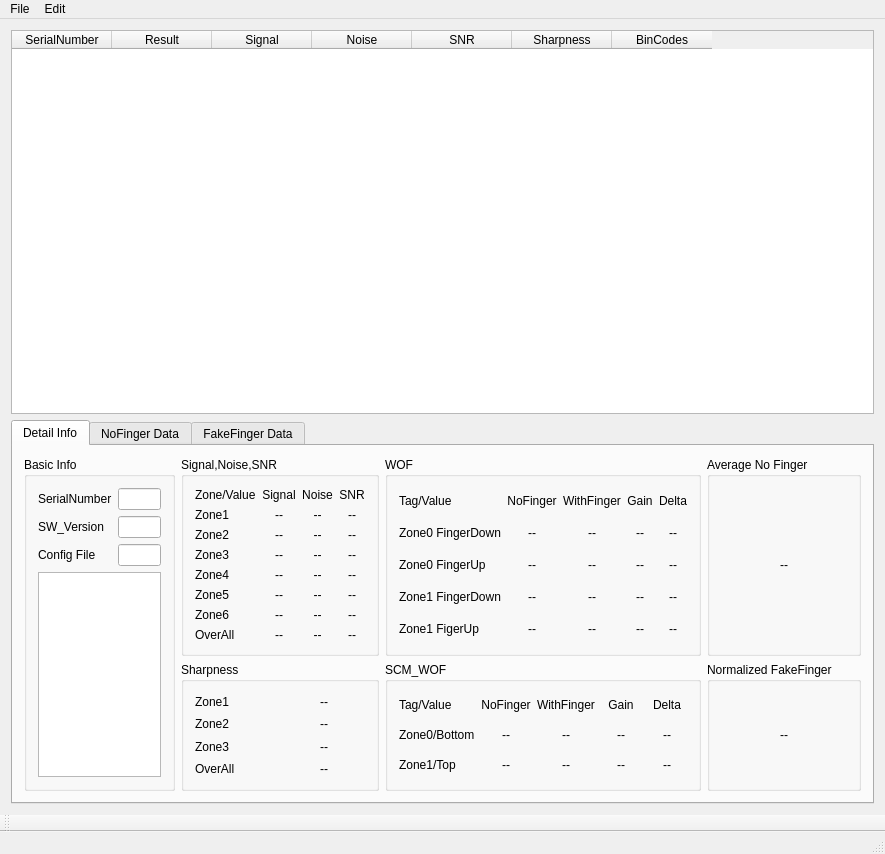
First picture: the form in Yangpu/yangpu.ui, repository fanmuzhi/yangpu, before the edit.
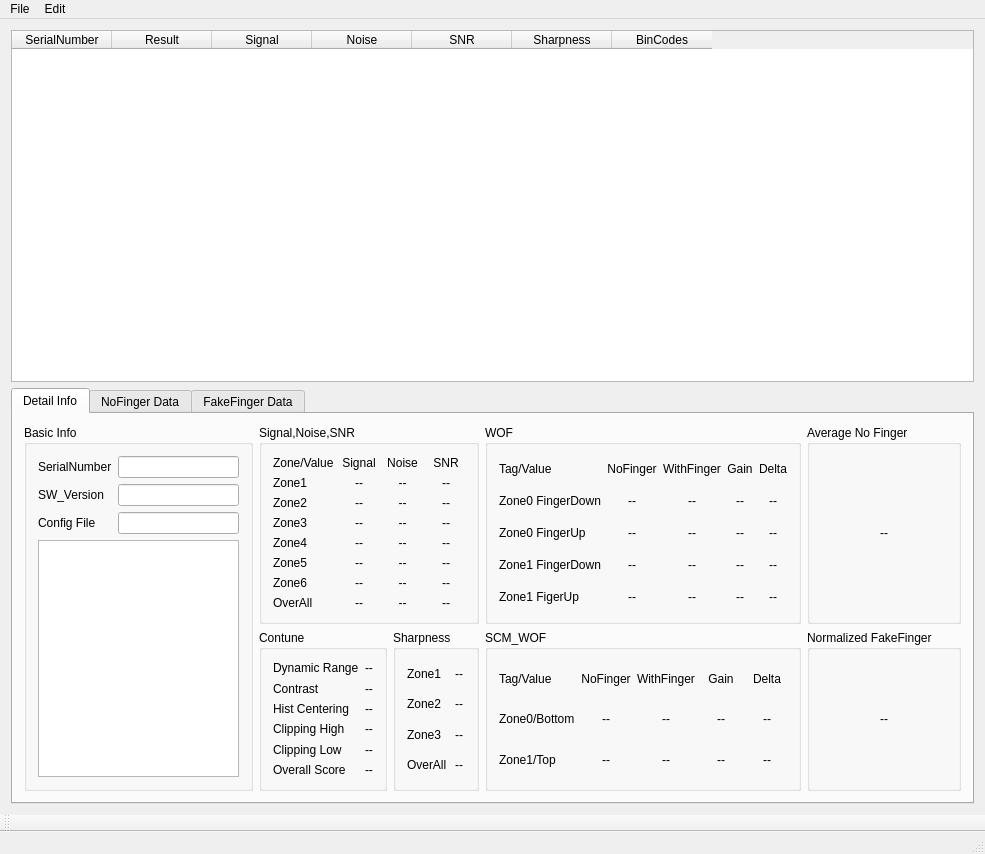
Second picture: the form after the edit.

Commit message: add contune method(by dll)

The edit to the form file:
```diff
--- a/Yangpu/yangpu.ui
+++ b/Yangpu/yangpu.ui
@@ -6,7 +6,7 @@
    <rect>
     <x>0</x>
     <y>0</y>
-    <width>885</width>
+    <width>985</width>
     <height>854</height>
    </rect>
   </property>
@@ -63,7 +63,7 @@
        <attribute name="title">
         <string>Detail Info</string>
        </attribute>
-       <layout class="QGridLayout" name="gridLayout_5">
+       <layout class="QGridLayout" name="gridLayout_3">
         <item row="0" column="0" rowspan="2">
          <widget class="QGroupBox" name="BasicInfoGroupBox">
           <property name="title">
@@ -445,252 +445,6 @@
           </layout>
          </widget>
         </item>
-        <item row="1" column="1">
-         <widget class="QGroupBox" name="SharpnessGroupBox">
-          <property name="title">
-           <string>Sharpness</string>
-          </property>
-          <layout class="QGridLayout" name="gridLayout_3">
-           <item row="0" column="0">
-            <widget class="QLabel" name="SharpnesZone1Label">
-             <property name="text">
-              <string>Zone1</string>
-             </property>
-            </widget>
-           </item>
-           <item row="0" column="1">
-            <widget class="QLabel" name="SharpnesZone1ValueLabel">
-             <property name="text">
-              <string>--</string>
-             </property>
-             <property name="alignment">
-              <set>Qt::AlignCenter</set>
-             </property>
-            </widget>
-           </item>
-           <item row="1" column="0">
-            <widget class="QLabel" name="SharpnesZone2Label">
-             <property name="text">
-              <string>Zone2</string>
-             </property>
-            </widget>
-           </item>
-           <item row="1" column="1">
-            <widget class="QLabel" name="SharpnesZone2ValueLabel">
-             <property name="text">
-              <string>--</string>
-             </property>
-             <property name="alignment">
-              <set>Qt::AlignCenter</set>
-             </property>
-            </widget>
-           </item>
-           <item row="2" column="0">
-            <widget class="QLabel" name="SharpnesZone3Label">
-             <property name="text">
-              <string>Zone3</string>
-             </property>
-            </widget>
-           </item>
-           <item row="2" column="1">
-            <widget class="QLabel" name="SharpnesZone3ValueLabel">
-             <property name="text">
-              <string>--</string>
-             </property>
-             <property name="alignment">
-              <set>Qt::AlignCenter</set>
-             </property>
-            </widget>
-           </item>
-           <item row="3" column="0">
-            <widget class="QLabel" name="SharpnesOverAllLabel">
-             <property name="text">
-              <string>OverAll</string>
-             </property>
-            </widget>
-           </item>
-           <item row="3" column="1">
-            <widget class="QLabel" name="SharpnesOverAllValueLabel">
-             <property name="text">
-              <string>--</string>
-             </property>
-             <property name="alignment">
-              <set>Qt::AlignCenter</set>
-             </property>
-            </widget>
-           </item>
-          </layout>
-         </widget>
-        </item>
-        <item row="1" column="2">
-         <widget class="QGroupBox" name="SCMWOFGroupBox">
-          <property name="title">
-           <string>SCM_WOF</string>
-          </property>
-          <layout class="QGridLayout" name="gridLayout_8">
-           <item row="0" column="0">
-            <widget class="QLabel" name="SCMWOFLabel">
-             <property name="text">
-              <string>Tag/Value</string>
-             </property>
-            </widget>
-           </item>
-           <item row="0" column="1">
-            <widget class="QLabel" name="SCMWOFNoFingerLabel">
-             <property name="text">
-              <string>NoFinger</string>
-             </property>
-             <property name="alignment">
-              <set>Qt::AlignCenter</set>
-             </property>
-            </widget>
-           </item>
-           <item row="0" column="2">
-            <widget class="QLabel" name="SCMWOFWithFingerLabel">
-             <property name="text">
-              <string>WithFinger</string>
-             </property>
-             <property name="alignment">
-              <set>Qt::AlignCenter</set>
-             </property>
-            </widget>
-           </item>
-           <item row="0" column="3">
-            <widget class="QLabel" name="SCMWOFGainLabel">
-             <property name="text">
-              <string>Gain</string>
-             </property>
-             <property name="alignment">
-              <set>Qt::AlignCenter</set>
-             </property>
-            </widget>
-           </item>
-           <item row="0" column="4">
-            <widget class="QLabel" name="SCMWOFDeltaLabel">
-             <property name="text">
-              <string>Delta</string>
-             </property>
-             <property name="alignment">
-              <set>Qt::AlignCenter</set>
-             </property>
-            </widget>
-           </item>
-           <item row="1" column="0">
-            <widget class="QLabel" name="SCMWOFZone0Label">
-             <property name="text">
-              <string>Zone0/Bottom</string>
-             </property>
-            </widget>
-           </item>
-           <item row="2" column="0">
-            <widget class="QLabel" name="SCMWOFZone1Label">
-             <property name="text">
-              <string>Zone1/Top</string>
-             </property>
-            </widget>
-           </item>
-           <item row="1" column="1">
-            <widget class="QLabel" name="SCMWOFZone0NoFingerLabel">
-             <property name="text">
-              <string>--</string>
-             </property>
-             <property name="alignment">
-              <set>Qt::AlignCenter</set>
-             </property>
-            </widget>
-           </item>
-           <item row="1" column="2">
-            <widget class="QLabel" name="SCMWOFZone0WithFingerLabel">
-             <property name="text">
-              <string>--</string>
-             </property>
-             <property name="alignment">
-              <set>Qt::AlignCenter</set>
-             </property>
-            </widget>
-           </item>
-           <item row="1" column="3">
-            <widget class="QLabel" name="SCMWOFZone0GainLabel">
-             <property name="text">
-              <string>--</string>
-             </property>
-             <property name="alignment">
-              <set>Qt::AlignCenter</set>
-             </property>
-            </widget>
-           </item>
-           <item row="1" column="4">
-            <widget class="QLabel" name="SCMWOFZone0DeltaLabel">
-             <property name="text">
-              <string>--</string>
-             </property>
-             <property name="alignment">
-              <set>Qt::AlignCenter</set>
-             </property>
-            </widget>
-           </item>
-           <item row="2" column="1">
-            <widget class="QLabel" name="SCMWOFZone1NoFingerLabel">
-             <property name="text">
-              <string>--</string>
-             </property>
-             <property name="alignment">
-              <set>Qt::AlignCenter</set>
-             </property>
-            </widget>
-           </item>
-           <item row="2" column="2">
-            <widget class="QLabel" name="SCMWOFZone1WithFingerLabel">
-             <property name="text">
-              <string>--</string>
-             </property>
-             <property name="alignment">
-              <set>Qt::AlignCenter</set>
-             </property>
-            </widget>
-           </item>
-           <item row="2" column="3">
-            <widget class="QLabel" name="SCMWOFZone1GainLabel">
-             <property name="text">
-              <string>--</string>
-             </property>
-             <property name="alignment">
-              <set>Qt::AlignCenter</set>
-             </property>
-            </widget>
-           </item>
-           <item row="2" column="4">
-            <widget class="QLabel" name="SCMWOFZone1DeltaLabel">
-             <property name="text">
-              <string>--</string>
-             </property>
-             <property name="alignment">
-              <set>Qt::AlignCenter</set>
-             </property>
-            </widget>
-           </item>
-          </layout>
-         </widget>
-        </item>
-        <item row="1" column="3" colspan="2">
-         <widget class="QGroupBox" name="FakeFingerGroupBox">
-          <property name="title">
-           <string>Normalized FakeFinger</string>
-          </property>
-          <layout class="QGridLayout" name="gridLayout_7">
-           <item row="0" column="0">
-            <widget class="QLabel" name="FakeFingerLabel">
-             <property name="text">
-              <string>--</string>
-             </property>
-             <property name="alignment">
-              <set>Qt::AlignCenter</set>
-             </property>
-            </widget>
-           </item>
-          </layout>
-         </widget>
-        </item>
         <item row="0" column="2">
          <widget class="QGroupBox" name="WOFGroupBox">
           <property name="title">
@@ -935,7 +689,7 @@
           </layout>
          </widget>
         </item>
-        <item row="0" column="3" colspan="2">
+        <item row="0" column="3">
          <widget class="QGroupBox" name="NoFingerGroupBox">
           <property name="title">
            <string>Average No Finger</string>
@@ -954,6 +708,357 @@
           </layout>
          </widget>
         </item>
+        <item row="1" column="1">
+         <layout class="QHBoxLayout" name="horizontalLayout_2">
+          <item>
+           <widget class="QGroupBox" name="ContuneroupBox">
+            <property name="title">
+             <string>Contune</string>
+            </property>
+            <layout class="QHBoxLayout" name="horizontalLayout_3">
+             <item>
+              <layout class="QVBoxLayout" name="verticalLayout_6">
+               <item>
+                <widget class="QLabel" name="DynamicRangeLabel">
+                 <property name="text">
+                  <string>Dynamic Range</string>
+                 </property>
+                </widget>
+               </item>
+               <item>
+                <widget class="QLabel" name="ContrastLabel">
+                 <property name="text">
+                  <string>Contrast</string>
+                 </property>
+                </widget>
+               </item>
+               <item>
+                <widget class="QLabel" name="HistCenteringLabel">
+                 <property name="text">
+                  <string>Hist Centering</string>
+                 </property>
+                </widget>
+               </item>
+               <item>
+                <widget class="QLabel" name="ClippingHighLabel">
+                 <property name="text">
+                  <string>Clipping High</string>
+                 </property>
+                </widget>
+               </item>
+               <item>
+                <widget class="QLabel" name="ClippingLowLabel">
+                 <property name="text">
+                  <string>Clipping Low</string>
+                 </property>
+                </widget>
+               </item>
+               <item>
+                <widget class="QLabel" name="OverallScoreLabel">
+                 <property name="text">
+                  <string>Overall Score</string>
+                 </property>
+                </widget>
+               </item>
+              </layout>
+             </item>
+             <item>
+              <layout class="QVBoxLayout" name="verticalLayout_5">
+               <item>
+                <widget class="QLabel" name="DynamicRangeValueLabel">
+                 <property name="text">
+                  <string>--</string>
+                 </property>
+                </widget>
+               </item>
+               <item>
+                <widget class="QLabel" name="ContrastValueLabel">
+                 <property name="text">
+                  <string>--</string>
+                 </property>
+                </widget>
+               </item>
+               <item>
+                <widget class="QLabel" name="HistCenteringValueLabel">
+                 <property name="text">
+                  <string>--</string>
+                 </property>
+                </widget>
+               </item>
+               <item>
+                <widget class="QLabel" name="ClippingHighValueLabel">
+                 <property name="text">
+                  <string>--</string>
+                 </property>
+                </widget>
+               </item>
+               <item>
+                <widget class="QLabel" name="ClippingLowValueLabel">
+                 <property name="text">
+                  <string>--</string>
+                 </property>
+                </widget>
+               </item>
+               <item>
+                <widget class="QLabel" name="OverallScoreValueLabel">
+                 <property name="text">
+                  <string>--</string>
+                 </property>
+                </widget>
+               </item>
+              </layout>
+             </item>
+            </layout>
+           </widget>
+          </item>
+          <item>
+           <widget class="QGroupBox" name="SharpnessGroupBox">
+            <property name="title">
+             <string>Sharpness</string>
+            </property>
+            <layout class="QGridLayout" name="gridLayout_5">
+             <item row="0" column="0">
+              <widget class="QLabel" name="SharpnesZone1Label">
+               <property name="text">
+                <string>Zone1</string>
+               </property>
+              </widget>
+             </item>
+             <item row="0" column="1">
+              <widget class="QLabel" name="SharpnesZone1ValueLabel">
+               <property name="text">
+                <string>--</string>
+               </property>
+               <property name="alignment">
+                <set>Qt::AlignCenter</set>
+               </property>
+              </widget>
+             </item>
+             <item row="1" column="0">
+              <widget class="QLabel" name="SharpnesZone2Label">
+               <property name="text">
+                <string>Zone2</string>
+               </property>
+              </widget>
+             </item>
+             <item row="1" column="1">
+              <widget class="QLabel" name="SharpnesZone2ValueLabel">
+               <property name="text">
+                <string>--</string>
+               </property>
+               <property name="alignment">
+                <set>Qt::AlignCenter</set>
+               </property>
+              </widget>
+             </item>
+             <item row="2" column="0">
+              <widget class="QLabel" name="SharpnesZone3Label">
+               <property name="text">
+                <string>Zone3</string>
+               </property>
+              </widget>
+             </item>
+             <item row="2" column="1">
+              <widget class="QLabel" name="SharpnesZone3ValueLabel">
+               <property name="text">
+                <string>--</string>
+               </property>
+               <property name="alignment">
+                <set>Qt::AlignCenter</set>
+               </property>
+              </widget>
+             </item>
+             <item row="3" column="0">
+              <widget class="QLabel" name="SharpnesOverAllLabel">
+               <property name="text">
+                <string>OverAll</string>
+               </property>
+              </widget>
+             </item>
+             <item row="3" column="1">
+              <widget class="QLabel" name="SharpnesOverAllValueLabel">
+               <property name="text">
+                <string>--</string>
+               </property>
+               <property name="alignment">
+                <set>Qt::AlignCenter</set>
+               </property>
+              </widget>
+             </item>
+            </layout>
+           </widget>
+          </item>
+         </layout>
+        </item>
+        <item row="1" column="2">
+         <widget class="QGroupBox" name="SCMWOFGroupBox">
+          <property name="title">
+           <string>SCM_WOF</string>
+          </property>
+          <layout class="QGridLayout" name="gridLayout_8">
+           <item row="0" column="0">
+            <widget class="QLabel" name="SCMWOFLabel">
+             <property name="text">
+              <string>Tag/Value</string>
+             </property>
+            </widget>
+           </item>
+           <item row="0" column="1">
+            <widget class="QLabel" name="SCMWOFNoFingerLabel">
+             <property name="text">
+              <string>NoFinger</string>
+             </property>
+             <property name="alignment">
+              <set>Qt::AlignCenter</set>
+             </property>
+            </widget>
+           </item>
+           <item row="0" column="2">
+            <widget class="QLabel" name="SCMWOFWithFingerLabel">
+             <property name="text">
+              <string>WithFinger</string>
+             </property>
+             <property name="alignment">
+              <set>Qt::AlignCenter</set>
+             </property>
+            </widget>
+           </item>
+           <item row="0" column="3">
+            <widget class="QLabel" name="SCMWOFGainLabel">
+             <property name="text">
+              <string>Gain</string>
+             </property>
+             <property name="alignment">
+              <set>Qt::AlignCenter</set>
+             </property>
+            </widget>
+           </item>
+           <item row="0" column="4">
+            <widget class="QLabel" name="SCMWOFDeltaLabel">
+             <property name="text">
+              <string>Delta</string>
+             </property>
+             <property name="alignment">
+              <set>Qt::AlignCenter</set>
+             </property>
+            </widget>
+           </item>
+           <item row="1" column="0">
+            <widget class="QLabel" name="SCMWOFZone0Label">
+             <property name="text">
+              <string>Zone0/Bottom</string>
+             </property>
+            </widget>
+           </item>
+           <item row="2" column="0">
+            <widget class="QLabel" name="SCMWOFZone1Label">
+             <property name="text">
+              <string>Zone1/Top</string>
+             </property>
+            </widget>
+           </item>
+           <item row="1" column="1">
+            <widget class="QLabel" name="SCMWOFZone0NoFingerLabel">
+             <property name="text">
+              <string>--</string>
+             </property>
+             <property name="alignment">
+              <set>Qt::AlignCenter</set>
+             </property>
+            </widget>
+           </item>
+           <item row="1" column="2">
+            <widget class="QLabel" name="SCMWOFZone0WithFingerLabel">
+             <property name="text">
+              <string>--</string>
+             </property>
+             <property name="alignment">
+              <set>Qt::AlignCenter</set>
+             </property>
+            </widget>
+           </item>
+           <item row="1" column="3">
+            <widget class="QLabel" name="SCMWOFZone0GainLabel">
+             <property name="text">
+              <string>--</string>
+             </property>
+             <property name="alignment">
+              <set>Qt::AlignCenter</set>
+             </property>
+            </widget>
+           </item>
+           <item row="1" column="4">
+            <widget class="QLabel" name="SCMWOFZone0DeltaLabel">
+             <property name="text">
+              <string>--</string>
+             </property>
+             <property name="alignment">
+              <set>Qt::AlignCenter</set>
+             </property>
+            </widget>
+           </item>
+           <item row="2" column="1">
+            <widget class="QLabel" name="SCMWOFZone1NoFingerLabel">
+             <property name="text">
+              <string>--</string>
+             </property>
+             <property name="alignment">
+              <set>Qt::AlignCenter</set>
+             </property>
+            </widget>
+           </item>
+           <item row="2" column="2">
+            <widget class="QLabel" name="SCMWOFZone1WithFingerLabel">
+             <property name="text">
+              <string>--</string>
+             </property>
+             <property name="alignment">
+              <set>Qt::AlignCenter</set>
+             </property>
+            </widget>
+           </item>
+           <item row="2" column="3">
+            <widget class="QLabel" name="SCMWOFZone1GainLabel">
+             <property name="text">
+              <string>--</string>
+             </property>
+             <property name="alignment">
+              <set>Qt::AlignCenter</set>
+             </property>
+            </widget>
+           </item>
+           <item row="2" column="4">
+            <widget class="QLabel" name="SCMWOFZone1DeltaLabel">
+             <property name="text">
+              <string>--</string>
+             </property>
+             <property name="alignment">
+              <set>Qt::AlignCenter</set>
+             </property>
+            </widget>
+           </item>
+          </layout>
+         </widget>
+        </item>
+        <item row="1" column="3">
+         <widget class="QGroupBox" name="FakeFingerGroupBox">
+          <property name="title">
+           <string>Normalized FakeFinger</string>
+          </property>
+          <layout class="QGridLayout" name="gridLayout_7">
+           <item row="0" column="0">
+            <widget class="QLabel" name="FakeFingerLabel">
+             <property name="text">
+              <string>--</string>
+             </property>
+             <property name="alignment">
+              <set>Qt::AlignCenter</set>
+             </property>
+            </widget>
+           </item>
+          </layout>
+         </widget>
+        </item>
        </layout>
       </widget>
       <widget class="QWidget" name="tab_2">
@@ -985,7 +1090,7 @@
     <rect>
      <x>0</x>
      <y>0</y>
-     <width>885</width>
+     <width>985</width>
      <height>21</height>
     </rect>
    </property>
```
The commit also changes 3 other files.
